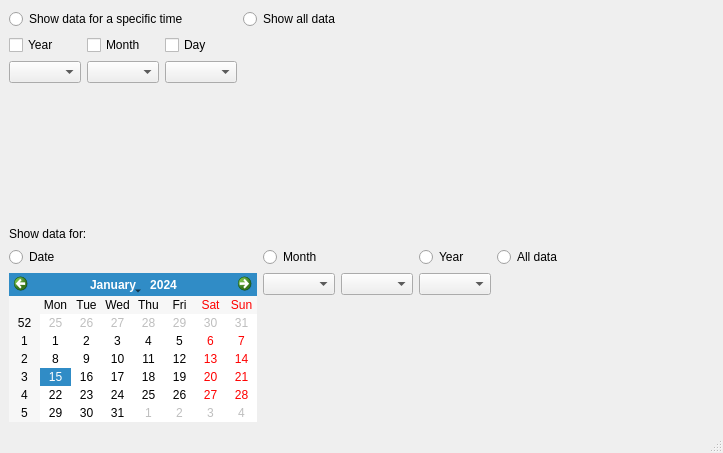
Qt form databaseopenwindow.ui (lborowczak/CompanyDataManager) before a commit.
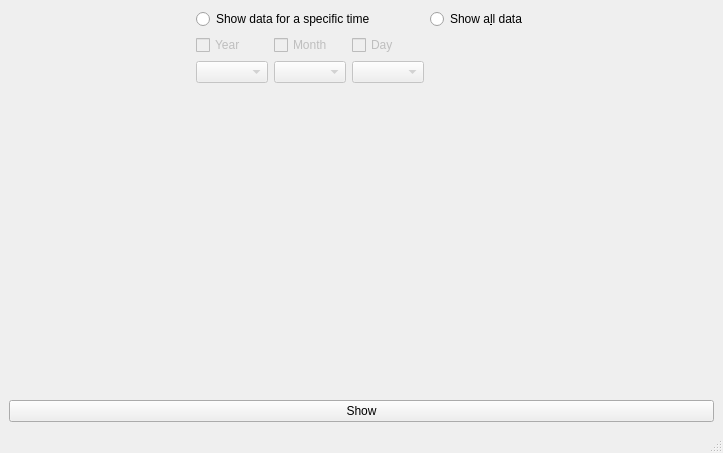
The same form after that commit.

```diff
--- a/databaseopenwindow.ui
+++ b/databaseopenwindow.ui
@@ -20,24 +20,24 @@
      <height>16777215</height>
     </size>
    </property>
-   <layout class="QGridLayout" name="gridLayout_2">
-    <item row="1" column="0">
-     <spacer name="verticalSpacer_5">
-      <property name="orientation">
-       <enum>Qt::Vertical</enum>
-      </property>
-      <property name="sizeHint" stdset="0">
-       <size>
-        <width>20</width>
-        <height>40</height>
-       </size>
-      </property>
-     </spacer>
-    </item>
+   <layout class="QGridLayout" name="gridLayout">
     <item row="0" column="0">
      <layout class="QHBoxLayout" name="DataSelectionLayout">
       <item>
-       <layout class="QVBoxLayout" name="verticalLayout_6">
+       <spacer name="horizontalSpacer">
+        <property name="orientation">
+         <enum>Qt::Horizontal</enum>
+        </property>
+        <property name="sizeHint" stdset="0">
+         <size>
+          <width>40</width>
+          <height>20</height>
+         </size>
+        </property>
+       </spacer>
+      </item>
+      <item>
+       <layout class="QVBoxLayout" name="SpecificTimeLayout">
         <item>
          <widget class="QRadioButton" name="radioButton_5">
           <property name="text">
@@ -46,18 +46,28 @@
          </widget>
         </item>
         <item>
-         <layout class="QHBoxLayout" name="horizontalLayout_3">
+         <layout class="QHBoxLayout" name="SpecificTimeSelectionLayout">
           <item>
            <layout class="QVBoxLayout" name="verticalLayout_7">
             <item>
-             <widget class="QCheckBox" name="checkBox">
+             <widget class="QCheckBox" name="YearCheckbox">
+              <property name="enabled">
+               <bool>false</bool>
+              </property>
               <property name="text">
                <string>Year</string>
               </property>
              </widget>
             </item>
             <item>
-             <widget class="QComboBox" name="comboBox_4"/>
+             <widget class="QComboBox" name="YearsList">
+              <property name="enabled">
+               <bool>false</bool>
+              </property>
+              <property name="editable">
+               <bool>false</bool>
+              </property>
+             </widget>
             </item>
             <item>
              <spacer name="verticalSpacer_8">
@@ -77,14 +87,24 @@
           <item>
            <layout class="QVBoxLayout" name="verticalLayout_8">
             <item>
-             <widget class="QCheckBox" name="checkBox_2">
+             <widget class="QCheckBox" name="MonthCheckbox">
+              <property name="enabled">
+               <bool>false</bool>
+              </property>
               <property name="text">
                <string>Month</string>
               </property>
+              <property name="checkable">
+               <bool>true</bool>
+              </property>
              </widget>
             </item>
             <item>
-             <widget class="QComboBox" name="comboBox_5"/>
+             <widget class="QComboBox" name="MonthsList">
+              <property name="enabled">
+               <bool>false</bool>
+              </property>
+             </widget>
             </item>
             <item>
              <spacer name="verticalSpacer_7">
@@ -104,14 +124,30 @@
           <item>
            <layout class="QVBoxLayout" name="verticalLayout_9">
             <item>
-             <widget class="QCheckBox" name="DaySelectCheckBox">
+             <widget class="QCheckBox" name="DayCheckbox">
+              <property name="enabled">
+               <bool>false</bool>
+              </property>
               <property name="text">
                <string>Day</string>
               </property>
+              <property name="checkable">
+               <bool>true</bool>
+              </property>
+              <property name="tristate">
+               <bool>false</bool>
+              </property>
              </widget>
             </item>
             <item>
-             <widget class="QComboBox" name="DaySelectComboBox"/>
+             <widget class="QComboBox" name="DaysList">
+              <property name="enabled">
+               <bool>false</bool>
+              </property>
+              <property name="editable">
+               <bool>false</bool>
+              </property>
+             </widget>
             </item>
             <item>
              <spacer name="verticalSpacer_6">
@@ -137,7 +173,7 @@
         <item>
          <widget class="QRadioButton" name="radioButton_6">
           <property name="text">
-           <string>Show all data</string>
+           <string>Show a&amp;ll data</string>
           </property>
          </widget>
         </item>
@@ -171,132 +207,12 @@
       </item>
      </layout>
     </item>
-    <item row="2" column="0">
-     <layout class="QVBoxLayout" name="verticalLayout">
-      <item>
-       <widget class="QLabel" name="label">
-        <property name="text">
-         <string>Show data for:</string>
-        </property>
-       </widget>
-      </item>
-      <item>
-       <layout class="QHBoxLayout" name="horizontalLayout">
-        <item>
-         <layout class="QVBoxLayout" name="verticalLayout_4">
-          <item>
-           <widget class="QRadioButton" name="radioButton">
-            <property name="text">
-             <string>Date</string>
-            </property>
-           </widget>
-          </item>
-          <item>
-           <widget class="QCalendarWidget" name="calendarWidget"/>
-          </item>
-         </layout>
-        </item>
-        <item>
-         <layout class="QVBoxLayout" name="verticalLayout_3">
-          <item>
-           <widget class="QRadioButton" name="radioButton_2">
-            <property name="text">
-             <string>Month</string>
-            </property>
-           </widget>
-          </item>
-          <item>
-           <layout class="QHBoxLayout" name="horizontalLayout_2">
-            <item>
-             <widget class="QComboBox" name="comboBox"/>
-            </item>
-            <item>
-             <widget class="QComboBox" name="comboBox_3"/>
-            </item>
-           </layout>
-          </item>
-          <item>
-           <spacer name="verticalSpacer_2">
-            <property name="orientation">
-             <enum>Qt::Vertical</enum>
-            </property>
-            <property name="sizeHint" stdset="0">
-             <size>
-              <width>20</width>
-              <height>40</height>
-             </size>
-            </property>
-           </spacer>
-          </item>
-         </layout>
-        </item>
-        <item>
-         <layout class="QVBoxLayout" name="verticalLayout_2">
-          <item>
-           <widget class="QRadioButton" name="radioButton_3">
-            <property name="text">
-             <string>Year</string>
-            </property>
-           </widget>
-          </item>
-          <item>
-           <widget class="QComboBox" name="comboBox_2"/>
-          </item>
-          <item>
-           <spacer name="verticalSpacer">
-            <property name="orientation">
-             <enum>Qt::Vertical</enum>
-            </property>
-            <property name="sizeHint" stdset="0">
-             <size>
-              <width>20</width>
-              <height>40</height>
-             </size>
-            </property>
-           </spacer>
-          </item>
-         </layout>
-        </item>
-        <item>
-         <layout class="QVBoxLayout" name="verticalLayout_5">
-          <item>
-           <widget class="QRadioButton" name="radioButton_4">
-            <property name="text">
-             <string>All data</string>
-            </property>
-           </widget>
-          </item>
-          <item>
-           <spacer name="verticalSpacer_3">
-            <property name="orientation">
-             <enum>Qt::Vertical</enum>
-            </property>
-            <property name="sizeHint" stdset="0">
-             <size>
-              <width>20</width>
-              <height>40</height>
-             </size>
-            </property>
-           </spacer>
-          </item>
-         </layout>
-        </item>
-        <item>
-         <spacer name="horizontalSpacer">
-          <property name="orientation">
-           <enum>Qt::Horizontal</enum>
-          </property>
-          <property name="sizeHint" stdset="0">
-           <size>
-            <width>40</width>
-            <height>20</height>
-           </size>
-          </property>
-         </spacer>
-        </item>
-       </layout>
-      </item>
-     </layout>
+    <item row="1" column="0">
+     <widget class="QPushButton" name="pushButton">
+      <property name="text">
+       <string>Show</string>
+      </property>
+     </widget>
     </item>
    </layout>
   </widget>
```
Left out of the diff: 6 changed lines with no effect on the pictures.
